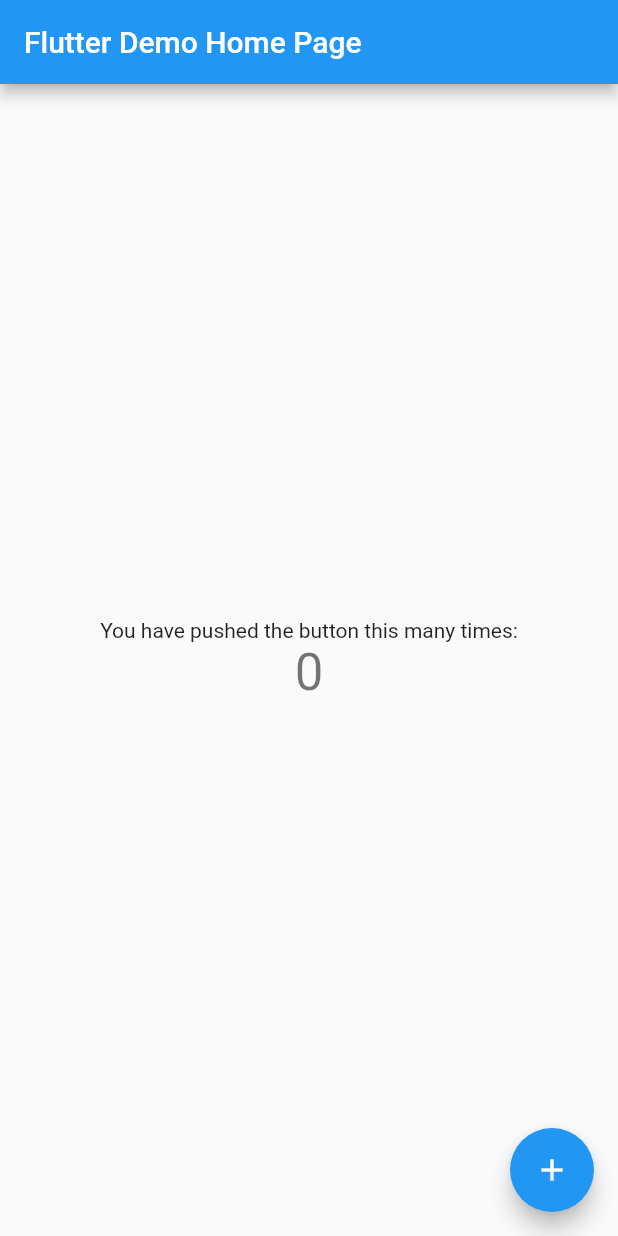
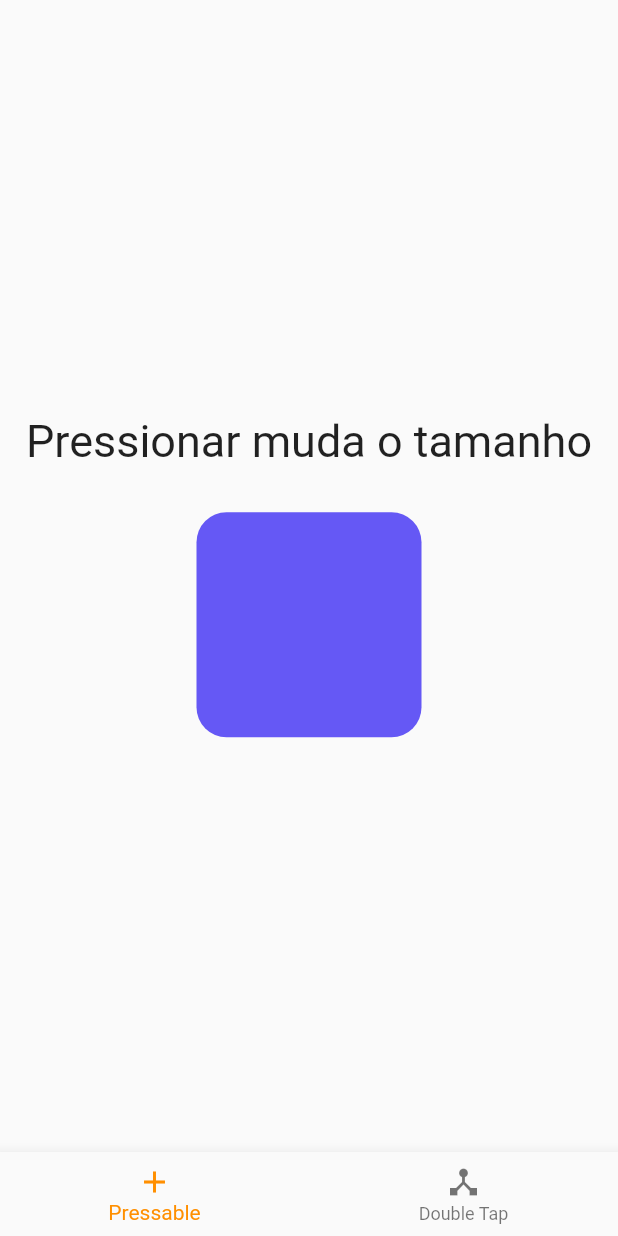
Before and after one commit to adrian7123/flutter_microinteracoes, a Flutter app: the screen it shows after launch, on a phone screen of 412 x 824 dp. Run offline on Flutter 3.47's test engine with Material 2 defaults, Android fonts, the phone set to English and light mode, and no system bars.

Commit message:
finish pressable and double tap

```diff
--- a/analysis_options.yaml
+++ b/analysis_options.yaml
@@ -22,8 +22,10 @@ linter:
   # `// ignore_for_file: name_of_lint` syntax on the line or in the file
   # producing the lint.
   rules:
+    library_private_types_in_public_api: false
+    prefer_const_constructors: false
+
     # avoid_print: false  # Uncomment to disable the `avoid_print` rule
     # prefer_single_quotes: true  # Uncomment to enable the `prefer_single_quotes` rule
-
 # Additional information about this file can be found at
 # https://dart.dev/guides/language/analysis-options
--- /dev/null
+++ b/lib/app.dart
@@ -0,0 +1,18 @@
+import 'package:flutter/material.dart';
+import 'package:flutter_microinteracoes/screens/home/home_screen.dart';
+
+class App extends StatefulWidget {
+  const App({Key? key}) : super(key: key);
+  @override
+  _AppState createState() => _AppState();
+}
+
+class _AppState extends State<App> {
+  @override
+  Widget build(BuildContext context) {
+    return MaterialApp(
+      debugShowCheckedModeBanner: false,
+      home: HomeScreen(),
+    );
+  }
+}
--- a/lib/main.dart
+++ b/lib/main.dart
@@ -1,115 +1,6 @@
 import 'package:flutter/material.dart';
+import 'package:flutter_microinteracoes/app.dart';
 
 void main() {
-  runApp(const MyApp());
+  runApp(const App());
 }
-
-class MyApp extends StatelessWidget {
-  const MyApp({super.key});
-
-  // This widget is the root of your application.
-  @override
-  Widget build(BuildContext context) {
-    return MaterialApp(
-      title: 'Flutter Demo',
-      theme: ThemeData(
-        // This is the theme of your application.
-        //
-        // Try running your application with "flutter run". You'll see the
-        // application has a blue toolbar. Then, without quitting the app, try
-        // changing the primarySwatch below to Colors.green and then invoke
-        // "hot reload" (press "r" in the console where you ran "flutter run",
-        // or simply save your changes to "hot reload" in a Flutter IDE).
-        // Notice that the counter didn't reset back to zero; the application
-        // is not restarted.
-        primarySwatch: Colors.blue,
-      ),
-      home: const MyHomePage(title: 'Flutter Demo Home Page'),
-    );
-  }
-}
-
-class MyHomePage extends StatefulWidget {
-  const MyHomePage({super.key, required this.title});
-
-  // This widget is the home page of your application. It is stateful, meaning
-  // that it has a State object (defined below) that contains fields that affect
-  // how it looks.
-
-  // This class is the configuration for the state. It holds the values (in this
-  // case the title) provided by the parent (in this case the App widget) and
-  // used by the build method of the State. Fields in a Widget subclass are
-  // always marked "final".
-
-  final String title;
-
-  @override
-  State<MyHomePage> createState() => _MyHomePageState();
-}
-
-class _MyHomePageState extends State<MyHomePage> {
-  int _counter = 0;
-
-  void _incrementCounter() {
-    setState(() {
-      // This call to setState tells the Flutter framework that something has
-      // changed in this State, which causes it to rerun the build method below
-      // so that the display can reflect the updated values. If we changed
-      // _counter without calling setState(), then the build method would not be
-      // called again, and so nothing would appear to happen.
-      _counter++;
-    });
-  }
-
-  @override
-  Widget build(BuildContext context) {
-    // This method is rerun every time setState is called, for instance as done
-    // by the _incrementCounter method above.
-    //
-    // The Flutter framework has been optimized to make rerunning build methods
-    // fast, so that you can just rebuild anything that needs updating rather
-    // than having to individually change instances of widgets.
-    return Scaffold(
-      appBar: AppBar(
-        // Here we take the value from the MyHomePage object that was created by
-        // the App.build method, and use it to set our appbar title.
-        title: Text(widget.title),
-      ),
-      body: Center(
-        // Center is a layout widget. It takes a single child and positions it
-        // in the middle of the parent.
-        child: Column(
-          // Column is also a layout widget. It takes a list of children and
-          // arranges them vertically. By default, it sizes itself to fit its
-          // children horizontally, and tries to be as tall as its parent.
-          //
-          // Invoke "debug painting" (press "p" in the console, choose the
-          // "Toggle Debug Paint" action from the Flutter Inspector in Android
-          // Studio, or the "Toggle Debug Paint" command in Visual Studio Code)
-          // to see the wireframe for each widget.
-          //
-          // Column has various properties to control how it sizes itself and
-          // how it positions its children. Here we use mainAxisAlignment to
-          // center the children vertically; the main axis here is the vertical
-          // axis because Columns are vertical (the cross axis would be
-          // horizontal).
-          mainAxisAlignment: MainAxisAlignment.center,
-          children: <Widget>[
-            const Text(
-              'You have pushed the button this many times:',
-            ),
-            Text(
-              '$_counter',
-              style: Theme.of(context).textTheme.headline4,
-            ),
-          ],
-        ),
-      ),
-      floatingActionButton: FloatingActionButton(
-        onPressed: _incrementCounter,
-        tooltip: 'Increment',
-        child: const Icon(Icons.add),
-      ), // This trailing comma makes auto-formatting nicer for build methods.
-    );
-  }
-}
--- /dev/null
+++ b/lib/screens/home/home_screen.dart
@@ -0,0 +1,51 @@
+import 'package:flutter/material.dart';
+import 'package:flutter_microinteracoes/screens/home/tabs/double_tap_tab.dart';
+import 'package:flutter_microinteracoes/screens/home/tabs/pressible_tab.dart';
+
+class HomeScreen extends StatefulWidget {
+  const HomeScreen({Key? key}) : super(key: key);
+  @override
+  _HomeScreenState createState() => _HomeScreenState();
+}
+
+class _HomeScreenState extends State<HomeScreen> {
+  int _selectedIndex = 0;
+
+  final List<Widget> tabs = [
+    PressableTab(),
+    DoubleTapTab(),
+  ];
+
+  void _onItemTapped(int index) {
+    setState(() {
+      _selectedIndex = index;
+    });
+  }
+
+  @override
+  Widget build(BuildContext context) {
+    return Scaffold(
+      body: SafeArea(
+        child: Center(
+          child: tabs.elementAt(_selectedIndex),
+        ),
+      ),
+      bottomNavigationBar: BottomNavigationBar(
+        items: const <BottomNavigationBarItem>[
+          BottomNavigationBarItem(
+            icon: Icon(Icons.add),
+            // icon: Icon(Icons.account_tree_rounded),
+            label: 'Pressable',
+          ),
+          BottomNavigationBarItem(
+            icon: Icon(Icons.device_hub_outlined),
+            label: 'Double Tap',
+          ),
+        ],
+        currentIndex: _selectedIndex,
+        selectedItemColor: Colors.amber[800],
+        onTap: _onItemTapped,
+      ),
+    );
+  }
+}
--- /dev/null
+++ b/lib/screens/home/tabs/pressible_tab.dart
@@ -0,0 +1,54 @@
+import 'package:flutter/material.dart';
+import 'package:flutter_microinteracoes/widgets/square_widget.dart';
+
+class PressableTab extends StatefulWidget {
+  const PressableTab({Key? key}) : super(key: key);
+  @override
+  _PressableTabState createState() => _PressableTabState();
+}
+
+class _PressableTabState extends State<PressableTab> {
+  double size = 150;
+  Duration animationDuration = Duration(milliseconds: 400);
+
+  void onTapDown(TapDownDetails? details) {
+    setState(() {
+      size = 300;
+    });
+  }
+
+  void onTapUp([TapUpDetails? details]) {
+    setState(() {
+      size = 150;
+    });
+  }
+
+  @override
+  Widget build(BuildContext context) {
+    return Column(
+      mainAxisAlignment: MainAxisAlignment.center,
+      children: [
+        Text(
+          "Pressionar muda o tamanho",
+          style: TextStyle(fontSize: 30),
+        ),
+        SizedBox(height: 30),
+        GestureDetector(
+          onTapDown: onTapDown,
+          onTapUp: onTapUp,
+          onTapCancel: onTapUp,
+          child: AnimatedContainer(
+            curve: Curves.bounceOut,
+            duration: animationDuration,
+            height: size,
+            width: size,
+            child: SquareWidget(
+              height: double.infinity,
+              width: double.infinity,
+            ),
+          ),
+        ),
+      ],
+    );
+  }
+}
--- /dev/null
+++ b/lib/theme/my_theme.dart
@@ -0,0 +1,5 @@
+import 'package:flutter/cupertino.dart';
+
+class MyTheme {
+  static Color background = Color(0xFF6558f5);
+}
--- /dev/null
+++ b/lib/widgets/square_widget.dart
@@ -0,0 +1,25 @@
+import 'package:flutter/material.dart';
+import 'package:flutter_microinteracoes/theme/my_theme.dart';
+
+class SquareWidget extends StatelessWidget {
+  final double height, width;
+  final Color? color;
+  const SquareWidget({
+    Key? key,
+    this.height = 100,
+    this.width = 100,
+    this.color,
+  }) : super(key: key);
+
+  @override
+  Widget build(BuildContext context) {
+    return Container(
+      decoration: BoxDecoration(
+        borderRadius: BorderRadius.circular(20),
+        color: color ?? MyTheme.background,
+      ),
+      width: width,
+      height: height,
+    );
+  }
+}
```
Also changed, not shown: lib/screens/home/tabs/double_tap_tab.dart (added, +54 -0 lines), lib/screens/teste/teste_screen.dart (added, +18 -0 lines), pubspec.yaml (+1 -50 lines).
